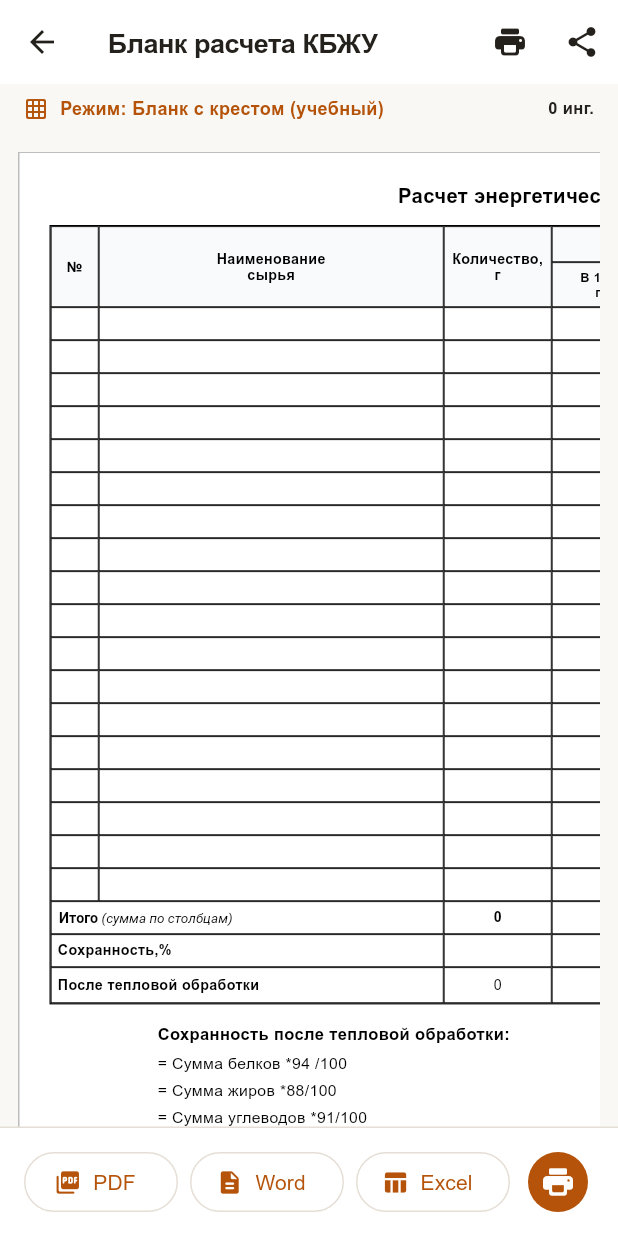
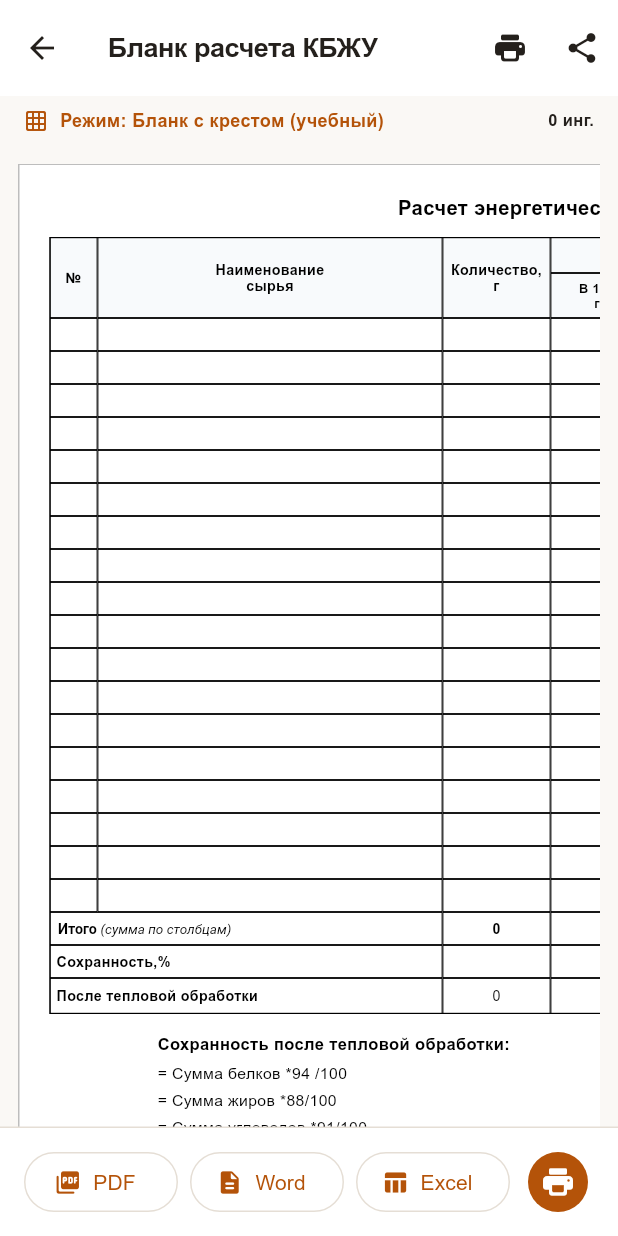
Before and after one commit to nnnnllop/povarspravka, a Flutter app: the BlankPreviewScreen screen opened directly, after a tap on "Excel", on a phone screen of 412 x 824 dp. Run offline on Flutter 3.47's test engine with Material 3 defaults, Android fonts, the phone set to English and light mode, and no system bars; our stand-ins replace flutter_riverpod, pdf, printing, share_plus, sqflite; accounts and stored records are empty.

Commit message:
fix(preview,export,a11y): Resolve QA360 findings, dynamic row heights on 2.0x scale, cache cleanup

```diff
--- a/app/lib/core/export/export_service.dart
+++ b/app/lib/core/export/export_service.dart
@@ -1,5 +1,6 @@
 import 'dart:convert';
 import 'dart:io';
+import 'package:flutter/foundation.dart';
 import 'package:path/path.dart' as p;
 import 'package:path_provider/path_provider.dart';
 import 'package:printing/printing.dart';
@@ -12,9 +13,28 @@ import 'xlsx_blank_generator.dart';
 enum ExportType { pdf, docx, xlsx }
 
 class ExportService {
+  /// Remove abandoned staging directories after a crash. Never follow links or
+  /// touch the plugin-owned share_plus cache / user documents.
+  static Future<void> pruneAbandonedExports(Directory root,
+      {DateTime? now, Duration maxAge = const Duration(days: 1)}) async {
+    if (!await root.exists()) return;
+    final cutoff = (now ?? DateTime.now()).subtract(maxAge);
+    await for (final entry in root.list(followLinks: false)) {
+      if (entry is! Directory || !p.basename(entry.path).startsWith('blank_'))
+        continue;
+      final stat = await entry.stat();
+      if (stat.modified.isBefore(cutoff)) {
+        try {
+          await entry.delete(recursive: true);
+        } on FileSystemException {/* best effort */}
+      }
+    }
+  }
+
   /// Bounded UTF-8 filename component; the complete title remains inside the document.
   static String fileBaseTitle(String title) {
-    var cleaned = title.replaceAll(RegExp(r'[\\/:*?"<>|\x00-\x1f\x7f]'), '_').trim();
+    var cleaned =
+        title.replaceAll(RegExp(r'[\\/:*?"<>|\x00-\x1f\x7f]'), '_').trim();
     cleaned = cleaned.replaceAll(RegExp(r'[. ]+$'), '');
     final buffer = StringBuffer();
     var bytes = 0;
@@ -22,11 +42,14 @@ class ExportService {
       final character = String.fromCharCode(rune);
       final length = utf8.encode(character).length;
       if (bytes + length > 80) break;
-      buffer.write(character); bytes += length;
+      buffer.write(character);
+      bytes += length;
     }
     cleaned = buffer.toString().replaceAll(RegExp(r'[. ]+$'), '');
     if (cleaned.isEmpty) return 'Бланк_расчета';
-    if (RegExp(r'^(CON|PRN|AUX|NUL|COM[1-9]|LPT[1-9])(?:\.|$)', caseSensitive: false).hasMatch(cleaned)) {
+    if (RegExp(r'^(CON|PRN|AUX|NUL|COM[1-9]|LPT[1-9])(?:\.|$)',
+            caseSensitive: false)
+        .hasMatch(cleaned)) {
       return '_$cleaned';
     }
     return cleaned;
@@ -48,9 +71,12 @@ class ExportService {
     final baseTitle = fileBaseTitle(dish.title);
     final exportsRoot = Directory(p.join(tempDir.path, 'exports'));
     await exportsRoot.create(recursive: true);
+    await pruneAbandonedExports(exportsRoot);
     // OS-created unique directory: safe even for equal timestamps and recipe IDs.
     final exportDir = await exportsRoot.createTemp('blank_');
 
+    var handedOff = false;
+    try {
       String fileName;
       List<int> bytes;
       String mimeType;
@@ -83,5 +109,15 @@ class ExportService {
         [XFile(filePath, mimeType: mimeType, name: fileName)],
         subject: 'Бланк расчета пищевой ценности: $baseTitle',
       );
+      handedOff = true;
+    } finally {
+      // share_plus 9 Android copies input to its own FileProvider cache before
+      // returning. Delete only our staging copy, never the recipient's URI file.
+      if (!handedOff || defaultTargetPlatform == TargetPlatform.android) {
+        try {
+          await exportDir.delete(recursive: true);
+        } on FileSystemException {/* next prune retries */}
       }
     }
+  }
+}
--- a/app/lib/core/export/xlsx_blank_generator.dart
+++ b/app/lib/core/export/xlsx_blank_generator.dart
@@ -296,7 +296,7 @@ class XlsxBlankGenerator {
 
     sheetSb.write('''
     <row r="$totalRow" ht="18" customHeight="1">
-      <c r="A$totalRow" s="6" t="inlineStr"><is><t>Итого (сумма по столбцам)</t></is></c>
+      <c r="A$totalRow" s="6" t="inlineStr"><is><r><rPr><b/></rPr><t xml:space="preserve">Итого </t></r><r><rPr><b val="0"/><i/></rPr><t>(сумма по столбцам)</t></r></is></c>
       <c r="B$totalRow" s="6"/>
       <c r="C$totalRow" s="11"><f>SUM(C$firstDataRow:C$lastDataRow)</f><v>${totalW.toStringAsFixed(1)}</v></c>
       <c r="D$totalRow" s="1"/>
--- a/app/lib/presentation/screens/blank_preview_screen.dart
+++ b/app/lib/presentation/screens/blank_preview_screen.dart
@@ -12,26 +12,6 @@ import '../providers/dish_provider.dart';
 class BlankPreviewScreen extends ConsumerWidget {
   const BlankPreviewScreen({super.key});
 
-  // Фиксированные ширины колонок для 1:1 совпадения объединенных ячеек
-  static const double _w0 = 32.0; // №
-  static const double _w1 = 230.0; // Наименование сырья
-  static const double _w2 = 72.0; // Количество, г
-  static const double _w3 = 62.0; // Белки В 100 г
-  static const double _w4 = 62.0; // Белки В блюде
-  static const double _w5 = 62.0; // Жиры В 100 г
-  static const double _w6 = 62.0; // Жиры В блюде
-  static const double _w7 = 62.0; // Углеводы В 100 г
-  static const double _w8 = 62.0; // Углеводы В блюде
-  static const double _w9 = 114.0; // Энергетическая ценность, ккал
-
-  static const double _w01 = _w0 + _w1;
-  static const double _w34 = _w3 + _w4;
-  static const double _w56 = _w5 + _w6;
-  static const double _w78 = _w7 + _w8;
-  static const double _wLeft9 =
-      _w0 + _w1 + _w2 + _w3 + _w4 + _w5 + _w6 + _w7 + _w8;
-  static const double _totalWidth = _wLeft9 + _w9;
-
   @override
   Widget build(BuildContext context, WidgetRef ref) {
     final dish = ref.watch(dishProvider);
@@ -40,7 +20,12 @@ class BlankPreviewScreen extends ConsumerWidget {
 
     return Scaffold(
       appBar: AppBar(
-        title: const Text('Бланк расчета КБЖУ'),
+        toolbarHeight: 64 * MediaQuery.textScalerOf(context).scale(14) / 14,
+        title: const Text('Бланк расчета КБЖУ',
+            softWrap: true,
+            maxLines: 3,
+            overflow: TextOverflow.visible,
+            style: TextStyle(fontSize: 18, height: 1.1)),
         actions: [
           IconButton(
             icon: const Icon(Icons.print_rounded),
@@ -132,7 +117,6 @@ class BlankPreviewScreen extends ConsumerWidget {
                       fontWeight: FontWeight.w600,
                       color: AppColors.primary,
                     ),
-                    overflow: TextOverflow.ellipsis,
                   ),
                 ),
                 const SizedBox(width: 8),
@@ -150,65 +134,10 @@ class BlankPreviewScreen extends ConsumerWidget {
               padding: const EdgeInsets.all(12),
               child: SingleChildScrollView(
                 scrollDirection: Axis.horizontal,
-                child: Container(
-                  padding:
-                      const EdgeInsets.symmetric(horizontal: 20, vertical: 18),
-                  decoration: BoxDecoration(
-                    color: Colors.white,
-                    border: Border.all(color: Colors.black26, width: 1),
-                    boxShadow: [
-                      BoxShadow(
-                        color: Colors.black.withOpacity(0.06),
-                        blurRadius: 8,
-                        offset: const Offset(0, 2),
-                      ),
-                    ],
-                  ),
-                  child: Column(
-                    crossAxisAlignment: CrossAxisAlignment.start,
-                    children: [
-                      // Постоянный заголовок бланка
-                      SizedBox(
-                        width: _totalWidth,
-                        child: Column(
-                          children: [
-                            const Text(
-                              'Расчет энергетической и пищевой ценности блюда',
-                              textAlign: TextAlign.center,
-                              style: TextStyle(
-                                color: Colors.black,
-                                fontSize: 13.5,
-                                fontWeight: FontWeight.w700,
-                              ),
-                            ),
-                            if (dish.showTitleInExport &&
-                                dish.title.trim().isNotEmpty) ...[
-                              const SizedBox(height: 3),
-                              Text(
-                                dish.title.trim(),
-                                textAlign: TextAlign.center,
-                                style: const TextStyle(
-                                  color: Colors.black,
-                                  fontSize: 12,
-                                  fontWeight: FontWeight.w700,
-                                ),
-                              ),
-                            ],
-                          ],
-                        ),
-                      ),
-                      const SizedBox(height: 10),
-
-                      // Таблица бланка 1:1
-                      _buildPreviewTable(dish, calc),
-
-                      const SizedBox(height: 12),
-
-                      // Подвал с 6 строками формулы 1:1 как на фото
-                      _buildFormulaBlock(dish, calc),
-                    ],
-                  ),
-                ),
+                child: _BlankPreviewDocument(
+                    dish: dish,
+                    calc: calc,
+                    scale: MediaQuery.textScalerOf(context).scale(9.5) / 9.5),
               ),
             ),
           ),
@@ -269,13 +198,137 @@ class BlankPreviewScreen extends ConsumerWidget {
       ),
     );
   }
+}
+
+class _BlankPreviewDocument extends StatelessWidget {
+  const _BlankPreviewDocument(
+      {required this.dish, required this.calc, required this.scale});
+  final Dish dish;
+  final CalculationResult calc;
+  final double scale;
+  // Фиксированные ширины колонок для 1:1 совпадения объединенных ячеек
+  double get _w0 => 32.0 * scale; // №
+  double get _w1 => 230.0 * scale; // Наименование сырья
+  double get _w2 => 72.0 * scale; // Количество, г
+  double get _w3 => 62.0 * scale; // Белки В 100 г
+  double get _w4 => 62.0 * scale; // Белки В блюде
+  double get _w5 => 62.0 * scale; // Жиры В 100 г
+  double get _w6 => 62.0 * scale; // Жиры В блюде
+  double get _w7 => 62.0 * scale; // Углеводы В 100 г
+  double get _w8 => 62.0 * scale; // Углеводы В блюде
+  double get _w9 => 114.0 * scale; // Энергетическая ценность, ккал
+
+  double get _w01 => _w0 + _w1;
+  double get _w34 => _w3 + _w4;
+  double get _w56 => _w5 + _w6;
+  double get _w78 => _w7 + _w8;
+  double get _wLeft9 => _w0 + _w1 + _w2 + _w3 + _w4 + _w5 + _w6 + _w7 + _w8;
+  double get _totalWidth => _wLeft9 + _w9;
+
+  @override
+  Widget build(BuildContext context) {
+    return Container(
+      padding: const EdgeInsets.symmetric(horizontal: 20, vertical: 18),
+      decoration: BoxDecoration(
+        color: Colors.white,
+        border: Border.all(color: Colors.black26, width: 1),
+        boxShadow: [
+          BoxShadow(
+            color: Colors.black.withOpacity(0.06),
+            blurRadius: 8,
+            offset: const Offset(0, 2),
+          ),
+        ],
+      ),
+      child: Column(
+        crossAxisAlignment: CrossAxisAlignment.start,
+        children: [
+          // Постоянный заголовок бланка
+          SizedBox(
+            width: _totalWidth,
+            child: Column(
+              children: [
+                const Text(
+                  'Расчет энергетической и пищевой ценности блюда',
+                  textAlign: TextAlign.center,
+                  style: TextStyle(
+                    color: Colors.black,
+                    fontSize: 13.5,
+                    fontWeight: FontWeight.w700,
+                  ),
+                ),
+                if (dish.showTitleInExport && dish.title.trim().isNotEmpty) ...[
+                  const SizedBox(height: 3),
+                  Text(
+                    dish.title.trim(),
+                    textAlign: TextAlign.center,
+                    style: const TextStyle(
+                      color: Colors.black,
+                      fontSize: 12,
+                      fontWeight: FontWeight.w700,
+                    ),
+                  ),
+                ],
+              ],
+            ),
+          ),
+          const SizedBox(height: 10),
+
+          // Таблица бланка 1:1
+          _buildPreviewTable(dish, calc),
+
+          const SizedBox(height: 12),
+
+          // Подвал с 6 строками формулы 1:1 как на фото
+          _buildFormulaBlock(dish, calc),
+        ],
+      ),
+    );
+  }
+
+  double _contentHeight(String text, double width) {
+    final painter = TextPainter(
+      text: TextSpan(
+          text: text,
+          style:
+              const TextStyle(fontFamily: 'Arial', fontSize: 9.5, height: 1.2)),
+      textDirection: TextDirection.ltr,
+      textScaler: TextScaler.linear(scale),
+    )..layout(maxWidth: width - 10);
+    final height = painter.height + 4;
+    painter.dispose();
+    return height;
+  }
 
   Widget _buildPreviewTable(Dish dish, CalculationResult calc) {
     const minRows = 18;
     final totalRows =
         dish.ingredients.length < minRows ? minRows : dish.ingredients.length;
     final isCrossMode = dish.blankMode == BlankMode.photoCross;
-    const double rowH = 22.0;
+    final double rowH = 22.0 * scale;
+    final rawHeights = List<double>.generate(totalRows, (i) {
+      if (i >= dish.ingredients.length) return rowH;
+      final ing = dish.ingredients[i];
+      final labels = [
+        '${i + 1}',
+        ing.product.name,
+        CalculationEngine.formatGrams(ing.netGramsRounded),
+        CalculationEngine.formatMacro(ing.product.protein),
+        CalculationEngine.formatMacro(ing.proteinInDish),
+        CalculationEngine.formatMacro(ing.product.fat),
+        CalculationEngine.formatMacro(ing.fatInDish),
+        CalculationEngine.formatMacro(ing.product.carbs),
+        CalculationEngine.formatMacro(ing.carbsInDish),
+        CalculationEngine.formatKcal(ing.blankKcalInDish)
+      ];
+      final widths = [_w0, _w1, _w2, _w3, _w4, _w5, _w6, _w7, _w8, _w9];
+      var height = rowH;
+      for (var j = 0; j < labels.length; j++) {
+        final needed = _contentHeight(labels[j], widths[j]);
+        if (needed > height) height = needed;
+      }
+      return height;
+    });
 
     final pPct = CalculationEngine.formatPercent(calc.retentionProtein);
     final fPct = CalculationEngine.formatPercent(calc.retentionFat);
@@ -285,22 +338,27 @@ class BlankPreviewScreen extends ConsumerWidget {
     for (int i = 0; i < totalRows; i++) {
       if (i < dish.ingredients.length) {
         final ing = dish.ingredients[i];
+        final ingredientHeight = rawHeights[i];
         leftNineRows.add(
           Row(
             children: [
-              _cell('${i + 1}', _w0, rowH),
-              _cell(ing.product.name, _w1, rowH, align: Alignment.centerLeft),
+              _cell('${i + 1}', _w0, ingredientHeight),
+              _cell(ing.product.name, _w1, ingredientHeight,
+                  align: Alignment.centerLeft),
               _cell(CalculationEngine.formatGrams(ing.netGramsRounded), _w2,
-                  rowH),
+                  ingredientHeight),
               _cell(CalculationEngine.formatMacro(ing.product.protein), _w3,
-                  rowH),
-              _cell(
-                  CalculationEngine.formatMacro(ing.proteinInDish), _w4, rowH),
-              _cell(CalculationEngine.formatMacro(ing.product.fat), _w5, rowH),
-              _cell(CalculationEngine.formatMacro(ing.fatInDish), _w6, rowH),
-              _cell(
-                  CalculationEngine.formatMacro(ing.product.carbs), _w7, rowH),
-              _cell(CalculationEngine.formatMacro(ing.carbsInDish), _w8, rowH),
+                  ingredientHeight),
+              _cell(CalculationEngine.formatMacro(ing.proteinInDish), _w4,
+                  ingredientHeight),
+              _cell(CalculationEngine.formatMacro(ing.product.fat), _w5,
+                  ingredientHeight),
+              _cell(CalculationEngine.formatMacro(ing.fatInDish), _w6,
+                  ingredientHeight),
+              _cell(CalculationEngine.formatMacro(ing.product.carbs), _w7,
+                  ingredientHeight),
+              _cell(CalculationEngine.formatMacro(ing.carbsInDish), _w8,
+                  ingredientHeight),
             ],
           ),
         );
@@ -361,7 +419,8 @@ class BlankPreviewScreen extends ConsumerWidget {
     // Колонка 10 для области сырья + Итого + Сохранность,%
     Widget col10Middle;
     if (isCrossMode) {
-      final crossHeight = (totalRows + 2) * rowH;
+      final crossHeight =
+          rawHeights.fold<double>(0, (sum, h) => sum + h) + 2 * rowH;
       col10Middle = Container(
         width: _w9,
         height: crossHeight,
@@ -382,7 +441,7 @@ class BlankPreviewScreen extends ConsumerWidget {
             _cell(
               CalculationEngine.formatKcal(ing.blankKcalInDish),
               _w9,
-              rowH,
+              rawHeights[i],
             ),
           );
         } else {
@@ -405,7 +464,7 @@ class BlankPreviewScreen extends ConsumerWidget {
 
     return Container(
       width: _totalWidth,
-      decoration: BoxDecoration(
+      foregroundDecoration: BoxDecoration(
         border: Border.all(color: Colors.black, width: 0.8),
       ),
       child: Column(
@@ -469,9 +528,9 @@ class BlankPreviewScreen extends ConsumerWidget {
   }
 
   Widget _buildTwoLevelHeader() {
-    const double h1 = 24.0;
-    const double h2 = 30.0;
-    const double hTotal = h1 + h2;
+    final double h1 = 24.0 * scale;
+    final double h2 = 30.0 * scale;
+    final double hTotal = h1 + h2;
 
     return Row(
       crossAxisAlignment: CrossAxisAlignment.start,
@@ -555,6 +614,7 @@ class BlankPreviewScreen extends ConsumerWidget {
         border: Border.all(color: Colors.black, width: 0.6),
       ),
       child: RichText(
+        textScaler: TextScaler.linear(scale),
         text: const TextSpan(
           children: [
             TextSpan(
@@ -596,11 +656,11 @@ class BlankPreviewScreen extends ConsumerWidget {
       ),
       child: Text(
         text,
-        maxLines: 1,
-        overflow: TextOverflow.ellipsis,
         style: TextStyle(
           color: Colors.black,
           fontSize: 9.5,
+          fontFamily: 'Arial',
+          height: 1.2,
           fontWeight: bold ? FontWeight.w700 : FontWeight.w400,
         ),
       ),
```
Also changed, not shown: app/lib/presentation/providers/dish_provider.dart (+9 -3 lines), app/lib/presentation/screens/home_screen.dart (+12 -4 lines), app/lib/presentation/screens/search_product_modal.dart (+10 -9 lines), 3 other files. Lines whose indentation alone changed are shown as unchanged.
